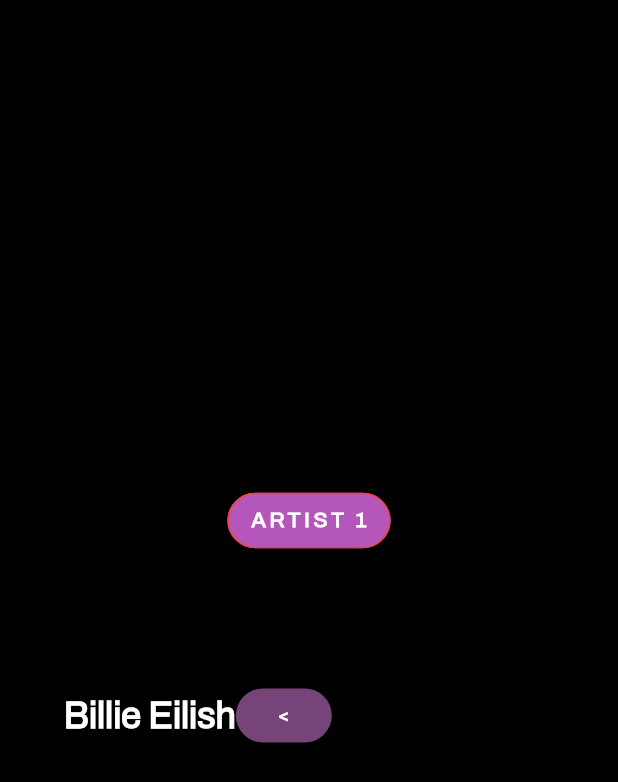
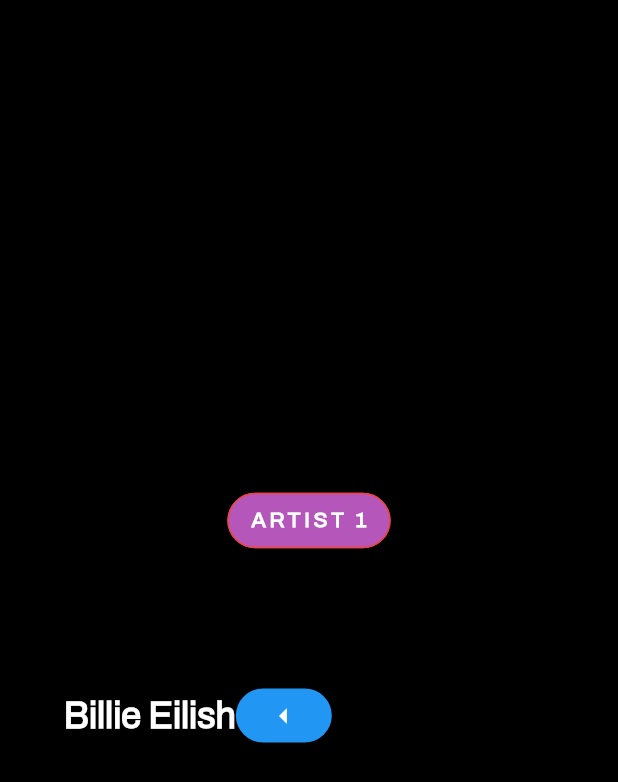
Before and after one commit to Yash-Bavishi/ArtisPlay, a Flutter app: the screen it shows after launch, on a phone screen of 412 x 824 dp. Shown: the top 782 px of the screen. Run offline on Flutter 3.47's test engine with Material 2 defaults, Android fonts, the phone set to English and light mode, and no system bars.

Commit message:
TRYING ARTIST_PLAY PAGE AGAIN

```diff
--- a/lib/components/artist_card.dart
+++ b/lib/components/artist_card.dart
@@ -49,22 +49,17 @@
 							Row(
 										children: [
 											ElevatedButton(
-												child: Text('<'),
-												style: ButtonStyle(
-													backgroundColor: MaterialStatePropertyAll<Color>(Color.fromRGBO(119,68,121,1),
-													),
-												shape: MaterialStatePropertyAll<RoundedRectangleBorder>(
-														RoundedRectangleBorder(
-															borderRadius: BorderRadius.circular(100)
+												onPressed: () { print('hello'); },
+												child: Icon(Icons.arrow_left),
+												style: ElevatedButton.styleFrom(
+													shape: RoundedRectangleBorder(
+														borderRadius: BorderRadius.circular(50)
 													)
-													),
-												),
-												onPressed: () {
-													print('konichiva');
-													}
+												)
 											)
 									],
 										crossAxisAlignment: CrossAxisAlignment.end,
+										mainAxisAlignment: MainAxisAlignment.spaceBetween,
 									)
 						],
 							),
```
